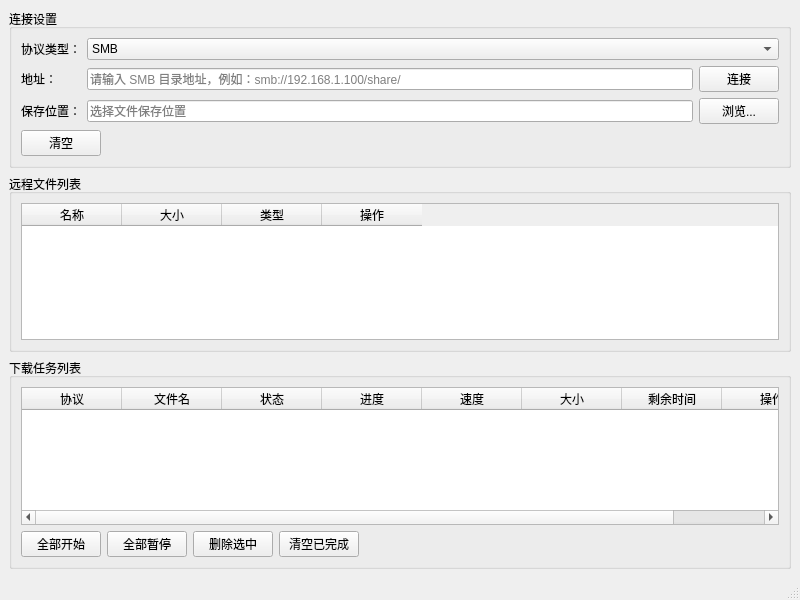
Qt form src/mainwindow.ui (SwartzMss/DownloadAssistant) before a commit.
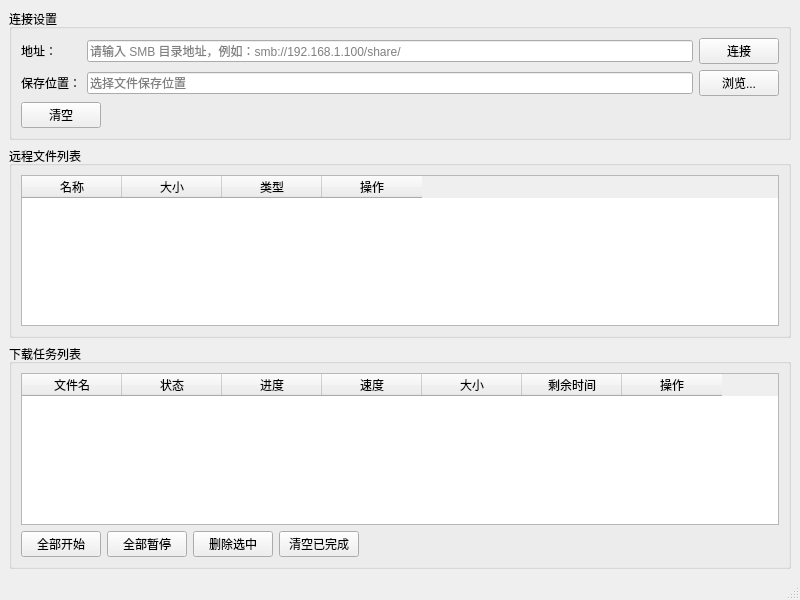
The same form after that commit. Custom widgets are drawn as their Qt base class.

Commit message: Remove unused libsmb2 dependency and protocol selection UI

The edit to the form file:
```diff
--- a/src/mainwindow.ui
+++ b/src/mainwindow.ui
@@ -22,29 +22,13 @@
       </property>
       <layout class="QGridLayout" name="gridLayout">
        <item row="0" column="0">
-        <widget class="QLabel" name="label">
-         <property name="text">
-          <string>协议类型：</string>
-         </property>
-        </widget>
-       </item>
-       <item row="0" column="1">
-        <widget class="QComboBox" name="protocolComboBox">
-         <item>
-          <property name="text">
-           <string>SMB</string>
-          </property>
-         </item>
-        </widget>
-       </item>
-       <item row="1" column="0">
         <widget class="QLabel" name="label_3">
          <property name="text">
           <string>地址：</string>
          </property>
         </widget>
        </item>
-       <item row="1" column="1">
+       <item row="0" column="1">
         <layout class="QHBoxLayout" name="urlBrowseLayout">
          <item>
           <widget class="QLineEdit" name="urlEdit">
@@ -62,14 +46,14 @@
          </item>
         </layout>
        </item>
-       <item row="2" column="0">
+       <item row="1" column="0">
         <widget class="QLabel" name="label_2">
          <property name="text">
           <string>保存位置：</string>
          </property>
         </widget>
        </item>
-       <item row="2" column="1">
+       <item row="1" column="1">
         <layout class="QHBoxLayout" name="horizontalLayout">
          <item>
           <widget class="QLineEdit" name="savePathEdit">
@@ -87,7 +71,7 @@
          </item>
         </layout>
        </item>
-      <item row="3" column="0" colspan="2">
+      <item row="2" column="0" colspan="2">
         <layout class="QHBoxLayout" name="horizontalLayout_2">
          <item>
           <widget class="QPushButton" name="clearButton">
@@ -161,11 +145,6 @@
          <property name="sortingEnabled">
           <bool>true</bool>
          </property>
-         <column>
-          <property name="text">
-           <string>协议</string>
-          </property>
-         </column>
          <column>
           <property name="text">
            <string>文件名</string>
```
The commit also changes 12 other files.
